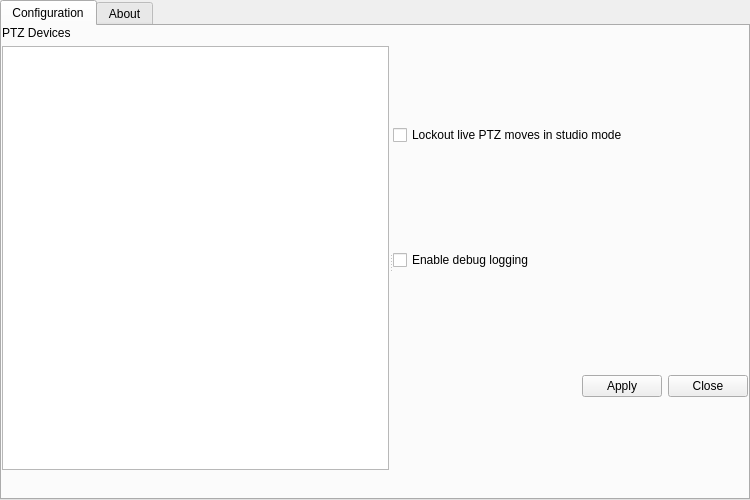
Old version of the form src/settings.ui in the repository glikely/obs-ptz.
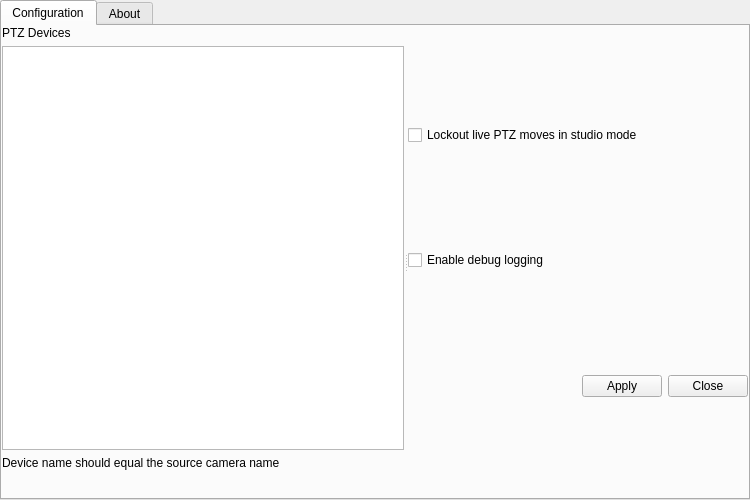
New version of the form.

Commit message:
UI: Inform user that device and source names must match
The current behaviour requires PTZ devices to use the same name as the
source that they control. Add a note to the settings dialog that lets
the user now how to configurate the ptz name correctly

The edit to the form file:
```diff
--- a/src/settings.ui
+++ b/src/settings.ui
@@ -72,6 +72,13 @@
              </property>
             </widget>
            </item>
+           <item>
+            <widget class="QLabel" name="label_3">
+             <property name="text">
+              <string>Device name should equal the source camera name</string>
+             </property>
+            </widget>
+           </item>
            <item>
             <layout class="QHBoxLayout" name="horizontalLayout_2">
              <item>
```
